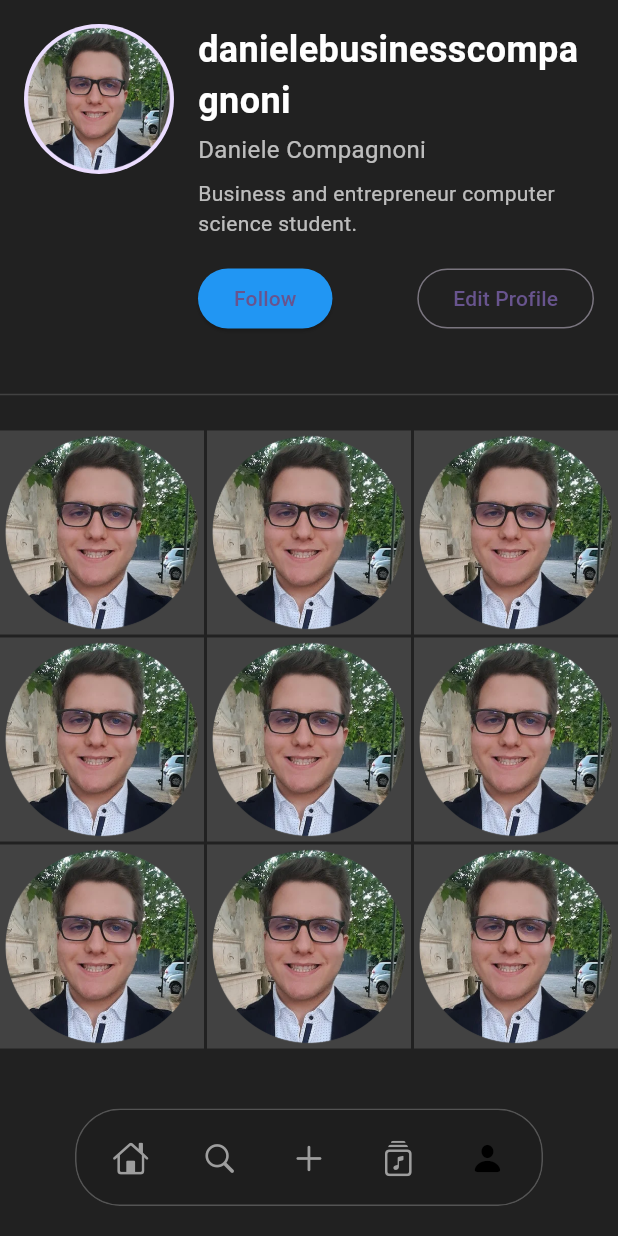
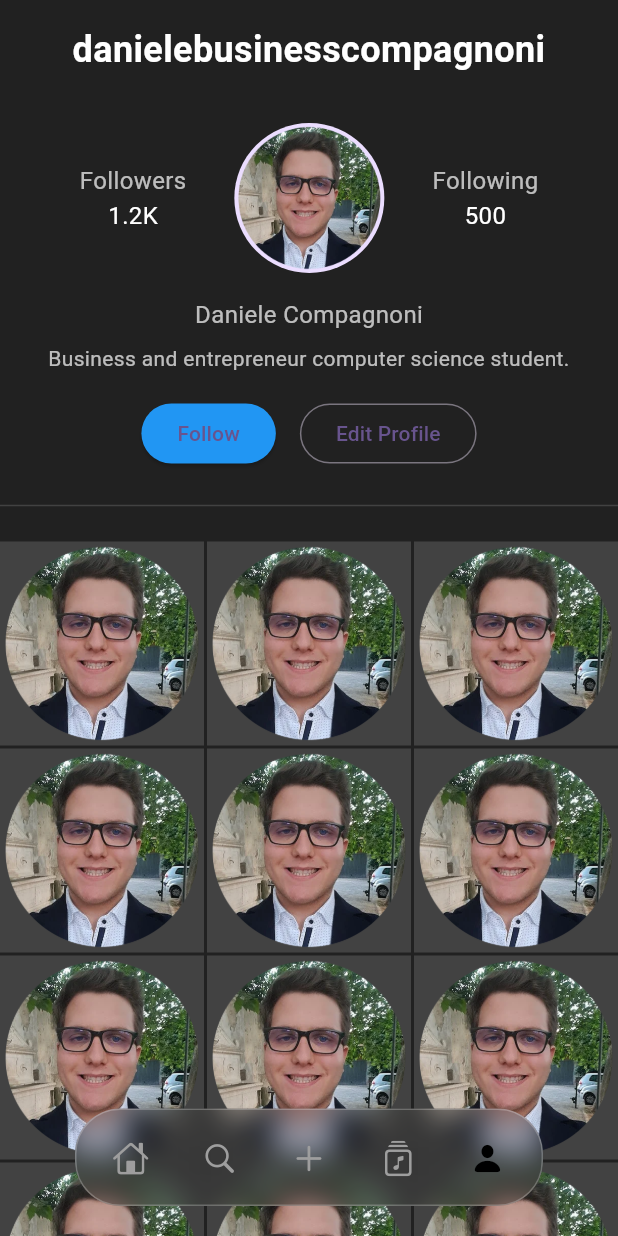
Before and after one commit to iAVAA/vynt, a Flutter app: the screen it shows after launch, item 5 of the bottom bar chosen, on a phone screen of 412 x 824 dp. Run offline on Flutter 3.47's test engine with Material 3 defaults, Android fonts, the phone set to English and light mode, and no system bars; drawn by our look-alikes of crystal_navigation_bar; our stand-ins replace animated_splash_screen, firebase_core, google_fonts, marquee, page_transition; accounts and stored records are empty.

Commit message:
Fixed issue #11

```diff
--- a/lib/screens/feed_page.dart
+++ b/lib/screens/feed_page.dart
@@ -35,13 +35,13 @@ class Feed extends StatelessWidget {
       physics: const ClampingScrollPhysics(),
       children: [
         const Placeholder(),
-        _buildFeedContent(context),
+        _buildFeedContent(context, pageController),
         const MessagePage(),
       ],
     );
   }
 
-  Widget _buildFeedContent(BuildContext context) {
+  Widget _buildFeedContent(BuildContext context, PageController pageController) {
     return Consumer<ScrollMonitor>(
       builder: (context, scrollMonitor, child) {
         return CustomScrollView(
@@ -50,6 +50,7 @@ class Feed extends StatelessWidget {
             ApplicationBar(
               title: constants.appName,
               scrollController: scrollMonitor.scrollController,
+              pageController: pageController, // Pass the PageController here
             ),
             const SliverToBoxAdapter(child: StoryBoxRow()),
             const SliverPadding(
--- a/lib/screens/profile_page.dart
+++ b/lib/screens/profile_page.dart
@@ -11,52 +11,87 @@ class Profile extends StatelessWidget {
         child: SingleChildScrollView(
           child: Column(
             children: [
-              // Profile Header
-              Container(
-                padding: const EdgeInsets.all(16.0),
-                child: Row(
-                  crossAxisAlignment: CrossAxisAlignment.start,
-                  children: [
-                    // Profile Picture
-                    const CircleAvatar(
-                      radius: 50,
-                      backgroundImage:
-                          AssetImage('assets/test_pictures/daniele_pfp.png'),
-                    ),
-                    const SizedBox(width: 16),
-                    // User Info
-                    Expanded(
-                      child: Column(
-                        crossAxisAlignment: CrossAxisAlignment.start,
-                        children: [
-                          const Text(
+              // User Name
+              const Padding(
+                padding: EdgeInsets.all(16.0),
+                child: Text(
                   'danielebusinesscompagnoni',
                   style: TextStyle(
                     color: Colors.white,
                     fontSize: 24,
                     fontWeight: FontWeight.bold,
                   ),
+                  textAlign: TextAlign.center,
                 ),
-                          const SizedBox(height: 4),
-                          const Text(
+              ),
+              const SizedBox(height: 16),
+              const Row(
+                mainAxisAlignment: MainAxisAlignment.center,
+                children: [
+                  // Followers
+                  Column(
+                    children: [
+                      Text(
+                        'Followers',
+                        style: TextStyle(color: Colors.white70, fontSize: 16),
+                      ),
+                      Text(
+                        '1.2K',
+                        style: TextStyle(color: Colors.white, fontSize: 16),
+                      ),
+                    ],
+                  ),
+                  SizedBox(width: 32),
+                  // Profile Picture
+                  CircleAvatar(
+                    radius: 50,
+                    backgroundImage:
+                        AssetImage('assets/test_pictures/daniele_pfp.png'),
+                  ),
+                  SizedBox(width: 32),
+                  // Following
+                  Column(
+                    children: [
+                      Text(
+                        'Following',
+                        style: TextStyle(color: Colors.white70, fontSize: 16),
+                      ),
+                      Text(
+                        '500',
+                        style: TextStyle(color: Colors.white, fontSize: 16),
+                      ),
+                    ],
+                  ),
+                ],
+              ),
+              const SizedBox(height: 16),
+              const Padding(
+                padding: EdgeInsets.symmetric(horizontal: 16.0),
+                child: Column(
+                  crossAxisAlignment: CrossAxisAlignment.center,
+                  children: [
+                    Text(
                       'Daniele Compagnoni',
                       style: TextStyle(
                         color: Colors.white70,
                         fontSize: 16,
                       ),
                     ),
-                          const SizedBox(height: 8),
-                          const Text(
-                            'Business and entrepreneur computer science student.', // Bio
+                    SizedBox(height: 8),
+                    Text(
+                      'Business and entrepreneur computer science student.',
                       style: TextStyle(
                         color: Colors.white70,
                         fontSize: 14,
                       ),
+                      textAlign: TextAlign.center,
                     ),
-                          const SizedBox(height: 16),
-                          // Follow and Edit Profile Buttons
+                    SizedBox(height: 16),
+                  ],
+                ),
+              ),
               Row(
-                            mainAxisAlignment: MainAxisAlignment.spaceBetween,
+                mainAxisAlignment: MainAxisAlignment.center,
                 children: [
                   ElevatedButton(
                     onPressed: () {},
@@ -65,17 +100,12 @@ class Profile extends StatelessWidget {
                     ),
                     child: const Text('Follow'),
                   ),
+                  const SizedBox(width: 16),
                   OutlinedButton(
                     onPressed: () {},
                     child: const Text('Edit Profile'),
                   ),
                 ],
-                          ),
-                        ],
-                      ),
-                    ),
-                  ],
-                ),
               ),
               const SizedBox(height: 16),
               // Divider
@@ -91,7 +121,7 @@ class Profile extends StatelessWidget {
                   mainAxisSpacing: 2.0,
                   childAspectRatio: 1.0,
                 ),
-                itemCount: 9, // Number of posts
+                itemCount: 20,
                 itemBuilder: (context, index) {
                   return Container(
                     color: Colors.grey[800],
--- a/lib/widgets/application_bar.dart
+++ b/lib/widgets/application_bar.dart
@@ -1,18 +1,17 @@
 import 'package:flutter/material.dart';
 import 'package:flutter/cupertino.dart';
 import 'package:google_fonts/google_fonts.dart';
-import 'package:page_transition/page_transition.dart';
-
-import '../screens/subscreens/message_page.dart';
 
 class ApplicationBar extends StatelessWidget {
   final String title;
   final ScrollController scrollController;
+  final PageController pageController; // Add PageController
 
   const ApplicationBar({
     super.key,
     required this.title,
     required this.scrollController,
+    required this.pageController, // Add PageController
   });
 
   @override
@@ -79,13 +78,9 @@ class ApplicationBar extends StatelessWidget {
                       size: iconSize,
                     ),
                     onPressed: () {
-                      Navigator.push(
-                        context,
-                        PageTransition(
-                          type: PageTransitionType.rightToLeft,
-                          child: const MessagePage(),
-                          duration: const Duration(milliseconds: 300),
-                        ),
+                      pageController.nextPage(
+                        duration: const Duration(milliseconds: 300),
+                        curve: Curves.easeInOut,
                       );
                     },
                     splashColor: Colors.transparent,
```
Lines whose indentation alone changed are shown as unchanged.
